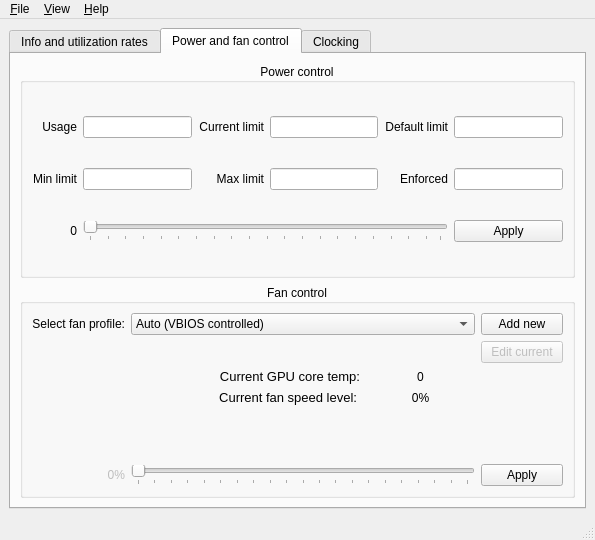
Old version of the form ui/mainwindow.ui in the repository AlexandrAlexeev7119/NvCtrl-linux.
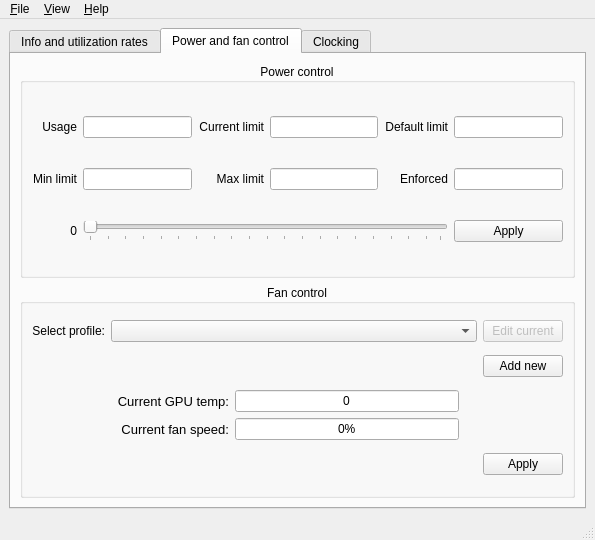
New version of the form. The open tabs and pages were chosen to show the change. Icons and pictures are not drawn.

Commit message: new profile saving system, fix errors, speedup profiles load

Diff of the .ui file:
```diff
--- a/ui/mainwindow.ui
+++ b/ui/mainwindow.ui
@@ -586,73 +586,7 @@
            <set>Qt::AlignCenter</set>
           </property>
           <layout class="QGridLayout" name="gridLayout_6">
-           <item row="9" column="5">
-            <widget class="QPushButton" name="pushButton_apply_fan_speed">
-             <property name="enabled">
-              <bool>true</bool>
-             </property>
-             <property name="text">
-              <string>Apply</string>
-             </property>
-            </widget>
-           </item>
-           <item row="1" column="1" colspan="4">
-            <widget class="QComboBox" name="comboBox_select_fan_profile">
-             <item>
-              <property name="text">
-               <string>Auto (VBIOS controlled)</string>
-              </property>
-             </item>
-             <item>
-              <property name="text">
-               <string>Manual</string>
-              </property>
-             </item>
-            </widget>
-           </item>
-           <item row="9" column="1" colspan="4">
-            <widget class="QSlider" name="horizontalSlider_set_fan_speed">
-             <property name="enabled">
-              <bool>false</bool>
-             </property>
-             <property name="maximum">
-              <number>100</number>
-             </property>
-             <property name="pageStep">
-              <number>5</number>
-             </property>
-             <property name="orientation">
-              <enum>Qt::Horizontal</enum>
-             </property>
-             <property name="tickPosition">
-              <enum>QSlider::TicksBelow</enum>
-             </property>
-             <property name="tickInterval">
-              <number>5</number>
-             </property>
-            </widget>
-           </item>
-           <item row="9" column="0">
-            <widget class="QLabel" name="label_set_fan_speed_slider_indicator">
-             <property name="enabled">
-              <bool>false</bool>
-             </property>
-             <property name="text">
-              <string>0%</string>
-             </property>
-             <property name="alignment">
-              <set>Qt::AlignRight|Qt::AlignTrailing|Qt::AlignVCenter</set>
-             </property>
-            </widget>
-           </item>
-           <item row="1" column="5">
-            <widget class="QPushButton" name="pushButton_add_new_fan_profile">
-             <property name="text">
-              <string>Add new</string>
-             </property>
-            </widget>
-           </item>
-           <item row="3" column="5">
+           <item row="1" column="6">
             <widget class="QPushButton" name="pushButton_edit_current_fan_profile">
              <property name="enabled">
               <bool>false</bool>
@@ -665,15 +599,51 @@
            <item row="1" column="0">
             <widget class="QLabel" name="label_select_fan_profile">
              <property name="text">
-              <string>Select fan profile:</string>
+              <string>Select profile:</string>
              </property>
              <property name="alignment">
               <set>Qt::AlignRight|Qt::AlignTrailing|Qt::AlignVCenter</set>
              </property>
             </widget>
            </item>
-           <item row="4" column="2" colspan="3">
-            <layout class="QFormLayout" name="formLayout">
+           <item row="1" column="1" colspan="5">
+            <widget class="QComboBox" name="comboBox_select_fan_profile"/>
+           </item>
+           <item row="6" column="6">
+            <widget class="QPushButton" name="pushButton_apply_fan_speed">
+             <property name="enabled">
+              <bool>true</bool>
+             </property>
+             <property name="text">
+              <string>Apply</string>
+             </property>
+            </widget>
+           </item>
+           <item row="2" column="6">
+            <widget class="QPushButton" name="pushButton_add_new_fan_profile">
+             <property name="text">
+              <string>Add new</string>
+             </property>
+            </widget>
+           </item>
+           <item row="3" column="2">
+            <layout class="QGridLayout" name="gridLayout_12">
+             <item row="0" column="1">
+              <widget class="QLineEdit" name="lineEdit_current_gpu_core_temp">
+               <property name="text">
+                <string>0</string>
+               </property>
+               <property name="frame">
+                <bool>true</bool>
+               </property>
+               <property name="alignment">
+                <set>Qt::AlignCenter</set>
+               </property>
+               <property name="readOnly">
+                <bool>true</bool>
+               </property>
+              </widget>
+             </item>
              <item row="0" column="0">
               <widget class="QLabel" name="label_current_gpu_core_temp">
                <property name="font">
@@ -683,10 +653,10 @@
                 </font>
                </property>
                <property name="text">
-                <string>Current GPU core temp:</string>
+                <string>Current GPU temp:</string>
                </property>
                <property name="alignment">
-                <set>Qt::AlignBottom|Qt::AlignRight|Qt::AlignTrailing</set>
+                <set>Qt::AlignRight|Qt::AlignTrailing|Qt::AlignVCenter</set>
                </property>
               </widget>
              </item>
@@ -699,31 +669,27 @@
                 </font>
                </property>
                <property name="text">
-                <string>Current fan speed level:</string>
+                <string>Current fan speed:</string>
                </property>
                <property name="alignment">
-                <set>Qt::AlignBottom|Qt::AlignRight|Qt::AlignTrailing</set>
-               </property>
-              </widget>
-             </item>
-             <item row="0" column="1">
-              <widget class="QLabel" name="label_current_gpu_core_temp_value">
-               <property name="text">
-                <string>0</string>
-               </property>
-               <property name="alignment">
-                <set>Qt::AlignCenter</set>
+                <set>Qt::AlignRight|Qt::AlignTrailing|Qt::AlignVCenter</set>
                </property>
               </widget>
              </item>
              <item row="1" column="1">
-              <widget class="QLabel" name="label_current_fan_speed_level_value">
+              <widget class="QLineEdit" name="lineEdit_current_fan_speed_level">
                <property name="text">
                 <string>0%</string>
                </property>
+               <property name="frame">
+                <bool>true</bool>
+               </property>
                <property name="alignment">
                 <set>Qt::AlignCenter</set>
                </property>
+               <property name="readOnly">
+                <bool>true</bool>
+               </property>
               </widget>
              </item>
             </layout>
```
Left out of the diff: 462 changed lines with no effect on the pictures. The commit also changes 12 other files.
